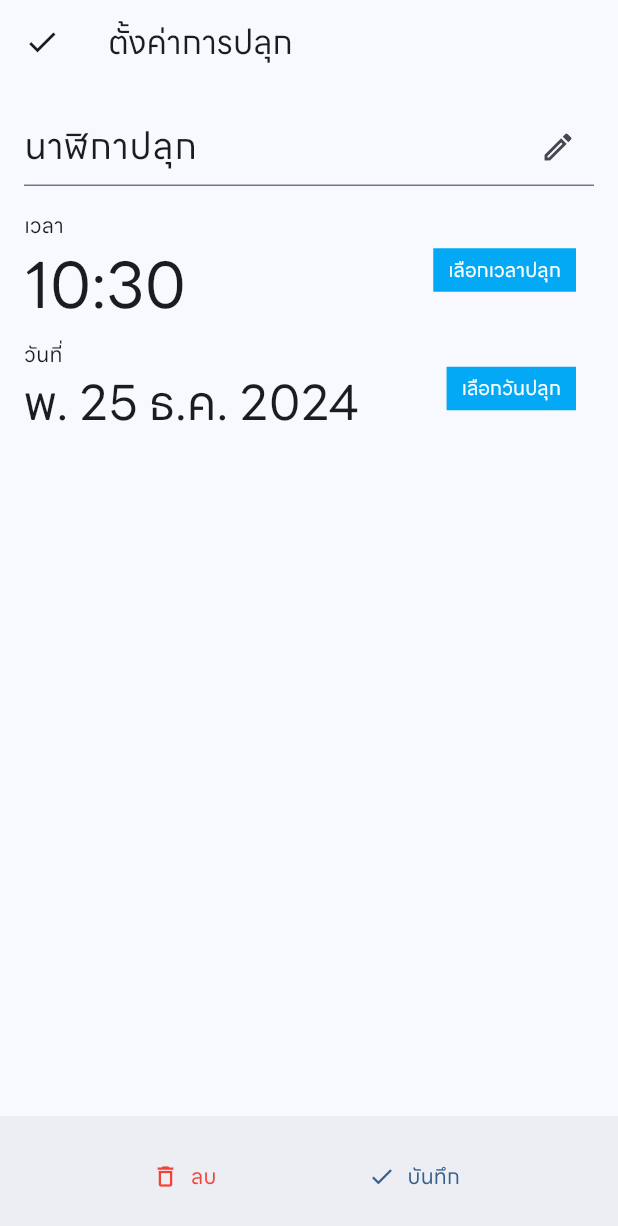
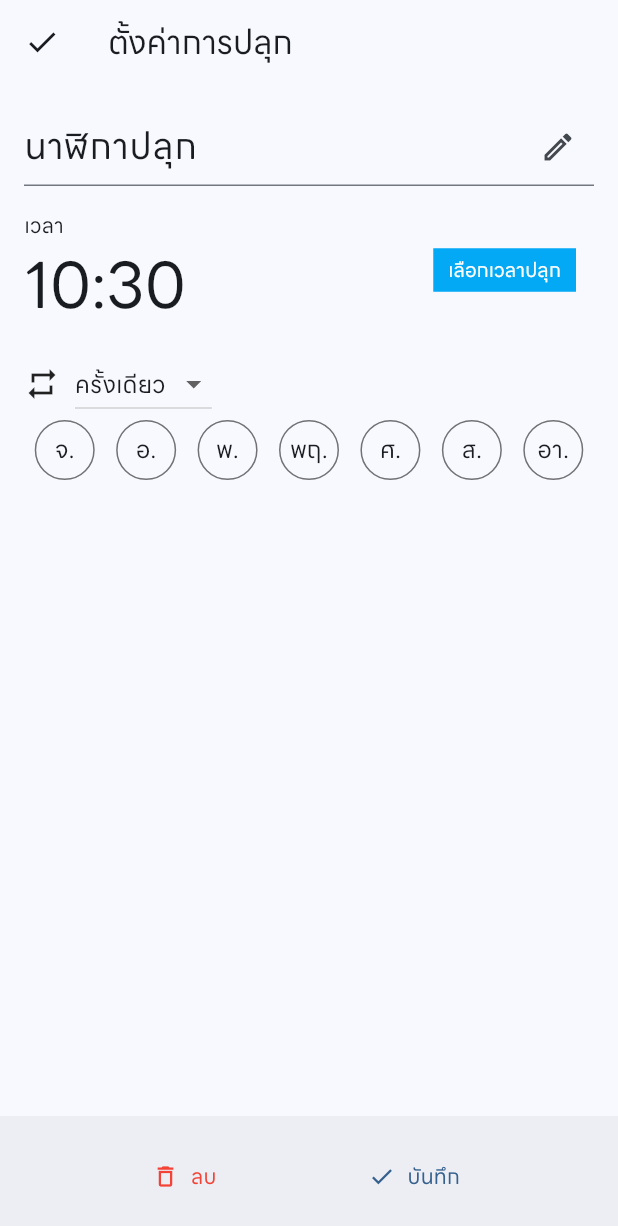
Before and after one commit to Deknoinarak/TPNIS-SmartAlarm, a Flutter app: the screen it shows after launch, after a tap on "เพิ่มการปลุก", on a phone screen of 412 x 824 dp. Shown: the top 1226 px of the screen. Run offline on Flutter 3.47's test engine with Material 3 defaults, Android fonts, the phone set to English and light mode, and no system bars; our stand-ins replace flutter_local_notifications, flutter_mobx, mobx; missing offline and left inert: android_alarm_manager_plus, flutter_foreground_task; generated files the repository leaves out were written again.

Commit message:
Add DaysSelector

```diff
--- a/lib/home.dart
+++ b/lib/home.dart
@@ -18,7 +18,7 @@ class HomePage extends StatefulWidget {
 class _HomePageState extends State<HomePage> {
   @override
   Widget build(BuildContext context) {
-    final AlarmListManager _alarmService = AlarmListManager(widget.alarms);
+    final AlarmListManager alarmService = AlarmListManager(widget.alarms);
 
     return Scaffold(
       appBar: AppBar(
@@ -39,7 +39,7 @@ class _HomePageState extends State<HomePage> {
                 width: double.infinity,
                 child: OutlinedButton.icon(
                     onPressed: () async {
-                      addAlarm(context, _alarmService);
+                      addAlarm(context, alarmService);
                     },
                     icon: Icon(
                       Icons.alarm_add_outlined,
@@ -62,7 +62,7 @@ class _HomePageState extends State<HomePage> {
                       key: Key(alarm.id.toString()),
                       child: AlarmItemWidget(
                         alarm: alarm,
-                        alarmService: _alarmService,
+                        alarmService: alarmService,
                         alarms: widget.alarms,
                       ),
                     );
@@ -80,7 +80,7 @@ class _HomePageState extends State<HomePage> {
     );
   }
 
-  void addAlarm(context, _alarmService) {
+  void addAlarm(context, alarmService) {
     TimeOfDay tod = TimeOfDay.fromDateTime(DateTime.now());
     final newAlarm = ObservableAlarm.dayList(
         widget.alarms.alarms.length,
@@ -97,7 +97,7 @@ class _HomePageState extends State<HomePage> {
       MaterialPageRoute(
         builder: (context) => EditAlarmPage(
           alarm: newAlarm,
-          alarmService: _alarmService,
+          alarmService: alarmService,
           alarms: widget.alarms,
         ),
       ),
--- a/lib/main.dart
+++ b/lib/main.dart
@@ -22,7 +22,7 @@ Future<void> main() async {
   // needed if you intend to initialize in the `main` function
   WidgetsFlutterBinding.ensureInitialized();
 
-  final alarms = await new JsonFileService().readList();
+  final alarms = await JsonFileService().readList();
   list.setAlarms(alarms);
 
   await AndroidAlarmManager.initialize();
--- a/lib/screens/edit_alarm.dart
+++ b/lib/screens/edit_alarm.dart
@@ -5,6 +5,7 @@ import 'package:tpnisalarm/services/alarm_list_service.dart';
 import 'package:tpnisalarm/services/alarm_scheduler_service.dart';
 import 'package:tpnisalarm/stores/alarm_list/alarm_list.dart';
 import 'package:tpnisalarm/stores/observable_alarm/observable_alarm.dart';
+import 'package:tpnisalarm/widgets/repeat_selector.dart';
 
 class EditAlarmPage extends StatefulWidget {
   const EditAlarmPage(
@@ -139,35 +140,11 @@ class _EditAlarmPageState extends State<EditAlarmPage> {
             ],
           ),
           SizedBox(
-            height: 6,
+            height: 12,
           ),
-          Row(
-            children: [
-              Column(
-                crossAxisAlignment: CrossAxisAlignment.start,
-                children: [
-                  Text("วันที่"),
-                  Text(
-                    DateFormat('EEE dd MMM yyyy', "th").format(selectedDate),
-                    style: TextStyle(fontSize: 32),
-                  ),
-                ],
-              ),
-              Spacer(),
-              TextButton(
-                onPressed: _showDatePicker,
-                child: Container(
-                  color: Colors.lightBlue,
-                  padding:
-                      const EdgeInsets.symmetric(vertical: 5, horizontal: 10),
-                  child: const Text(
-                    'เลือกวันปลุก',
-                    style: TextStyle(color: Colors.white, fontSize: 13.0),
-                  ),
-                ),
-              )
-            ],
-          ),
+          RepeatSelectorWidget(
+            alarm: widget.alarm,
+          )
         ]),
       ),
       bottomNavigationBar: AnimatedContainer(
--- a/lib/services/alarm_scheduler_service.dart
+++ b/lib/services/alarm_scheduler_service.dart
@@ -50,9 +50,11 @@ class AlarmScheduler {
             checkedDay.day, alarm.hour!, alarm.minute!);
 
         if (targetDateTime.millisecondsSinceEpoch <
-            checkedDay.millisecondsSinceEpoch) // Time past?
+            checkedDay.millisecondsSinceEpoch) {
+          // Time past?
           targetDateTime =
               targetDateTime.add(Duration(days: 1)); // Prepare for next day
+        }
 
         debugPrint("targetDateTime ${targetDateTime.toString()}");
         await newShot(targetDateTime, scheduleId + i);
@@ -100,9 +102,9 @@ class AlarmScheduler {
   static void createAlarmFlag(int id) async {
     debugPrint('Creating a new alarm flag for ID $id');
     final dir = await getApplicationDocumentsDirectory();
-    JsonFileService.toFile(File(dir.path + "/$id.alarm")).writeList([]);
+    JsonFileService.toFile(File("${dir.path}/$id.alarm")).writeList([]);
 
-    final alarms = await new JsonFileService().readList();
+    final alarms = await JsonFileService().readList();
     var alarm = alarms.firstWhere((element) => element.id == id);
 
     if (alarm.active! && Platform.isAndroid) {
--- a/lib/stores/observable_alarm/observable_alarm.dart
+++ b/lib/stores/observable_alarm/observable_alarm.dart
@@ -134,6 +134,7 @@ abstract class ObservableAlarmBase with Store {
   }
 
   // Good enough for debugging for now
+  @override
   toString() {
     return "active: $active";
   }
--- a/lib/utils/schedule_notifications.dart
+++ b/lib/utils/schedule_notifications.dart
@@ -144,8 +144,9 @@ class ScheduleNotifications with HandleError {
     if (title != null) _title = title;
     if (body != null) _body = body;
     if (payload != null) _payload = payload;
-    if (androidAllowWhileIdle != null)
+    if (androidAllowWhileIdle != null) {
       _androidAllowWhileIdle = androidAllowWhileIdle;
+    }
     if (icon != null) _icon = icon;
     if (importance != null) _importance = importance;
     if (priority != null) _priority = priority;
@@ -375,7 +376,7 @@ class ScheduleNotifications with HandleError {
     int? badgeNumber,
   ) {
     //
-    NotificationDetails? notificationSpecifics = null;
+    NotificationDetails? notificationSpecifics;
 
     // Failed to initialized.
     if (!_init) {
--- /dev/null
+++ b/lib/widgets/repeat_selector.dart
@@ -0,0 +1,157 @@
+import 'package:flutter/material.dart';
+import 'package:flutter_mobx/flutter_mobx.dart';
+import 'package:tpnisalarm/stores/observable_alarm/observable_alarm.dart';
+
+class RepeatSelectorWidget extends StatelessWidget {
+  const RepeatSelectorWidget({super.key, this.alarm});
+
+  final ObservableAlarm? alarm;
+
+  // List of items in our dropdown menu
+  static final items = [
+    'ครั้งเดียว',
+    'ทุกอาทิตย์',
+  ];
+
+  bool isOnce() {
+    if (alarm!.monday == false &&
+        alarm!.tuesday == false &&
+        alarm!.wednesday == false &&
+        alarm!.thursday == false &&
+        alarm!.friday == false &&
+        alarm!.saturday == false &&
+        alarm!.sunday == false) {
+      return true;
+    }
+    return false;
+  }
+
+  @override
+  Widget build(BuildContext context) {
+    return Observer(
+        builder: (context) => Column(
+              crossAxisAlignment: CrossAxisAlignment.start,
+              children: [
+                Row(
+                  children: [
+                    Icon(Icons.repeat),
+                    SizedBox(width: 10),
+                    DropdownButton(
+                        value: isOnce() ? 'ครั้งเดียว' : 'ทุกอาทิตย์',
+                        items: items.map((String items) {
+                          return DropdownMenuItem(
+                            value: items,
+                            child: Text(items),
+                          );
+                        }).toList(),
+                        onChanged: (String? value) => {
+                              if (value == 'ครั้งเดียว')
+                                {
+                                  alarm!.monday = false,
+                                  alarm!.tuesday = false,
+                                  alarm!.wednesday = false,
+                                  alarm!.thursday = false,
+                                  alarm!.friday = false,
+                                  alarm!.saturday = false,
+                                  alarm!.sunday = false,
+                                }
+                              else if (value == 'ทุกอาทิตย์')
+                                {
+                                  alarm!.monday = true,
+                                  alarm!.tuesday = true,
+                                  alarm!.wednesday = true,
+                                  alarm!.thursday = true,
+                                  alarm!.friday = true,
+                                  alarm!.saturday = false,
+                                  alarm!.sunday = false,
+                                }
+                            }),
+                  ],
+                ),
+                Row(
+                  mainAxisAlignment: MainAxisAlignment.spaceAround,
+                  children: [
+                    DayToggle(
+                      text: 'จ.',
+                      current: alarm!.monday!,
+                      onToggle: (monday) => alarm!.monday = monday,
+                    ),
+                    DayToggle(
+                      text: 'อ.',
+                      current: alarm!.tuesday!,
+                      onToggle: (tuesday) => alarm!.tuesday = tuesday,
+                    ),
+                    DayToggle(
+                      text: 'พ.',
+                      current: alarm!.wednesday!,
+                      onToggle: (wednesday) => alarm!.wednesday = wednesday,
+                    ),
+                    DayToggle(
+                      text: 'พฤ.',
+                      current: alarm!.thursday!,
+                      onToggle: (thursday) => alarm!.thursday = thursday,
+                    ),
+                    DayToggle(
+                      text: 'ศ.',
+                      current: alarm!.friday!,
+                      onToggle: (friday) => alarm!.friday = friday,
+                    ),
+                    DayToggle(
+                      text: 'ส.',
+                      current: alarm!.saturday!,
+                      onToggle: (saturday) => alarm!.saturday = saturday,
+                    ),
+                    DayToggle(
+                      text: 'อา.',
+                      current: alarm!.sunday!,
+                      onToggle: (sunday) => alarm!.sunday = sunday,
+                    ),
+                  ],
+                ),
+              ],
+            ));
+  }
+}
+
+class DayToggle extends StatelessWidget {
+  const DayToggle(
+      {super.key, this.onToggle, this.current = false, this.text = ""});
+
+  final Function? onToggle;
+  final bool current;
+  final String text;
+
+  @override
+  Widget build(BuildContext context) {
+    const fontSize = 16.0;
+    const size = 20.0;
+
+    return SizedBox.fromSize(
+      size: Size.fromRadius(size),
+      child: Container(
+        decoration: BoxDecoration(
+            borderRadius: BorderRadius.circular(999),
+            border: Border.all(
+                color:
+                    current ? Colors.lightBlue.withAlpha(30) : Colors.black54,
+                width: 1.0,
+                style: BorderStyle.solid),
+            color:
+                current ? Colors.lightBlue.withAlpha(30) : Colors.transparent),
+        clipBehavior: Clip.hardEdge,
+        child: InkWell(
+          splashColor: Colors.black54.withAlpha(30),
+          customBorder:
+              RoundedRectangleBorder(borderRadius: BorderRadius.circular(999)),
+          onTap: () => onToggle!(!current),
+          child: Center(
+            child: Text(text,
+                style: TextStyle(
+                  fontSize: fontSize,
+                )),
+          ),
+        ),
+      ),
+    );
+  }
+}
```
